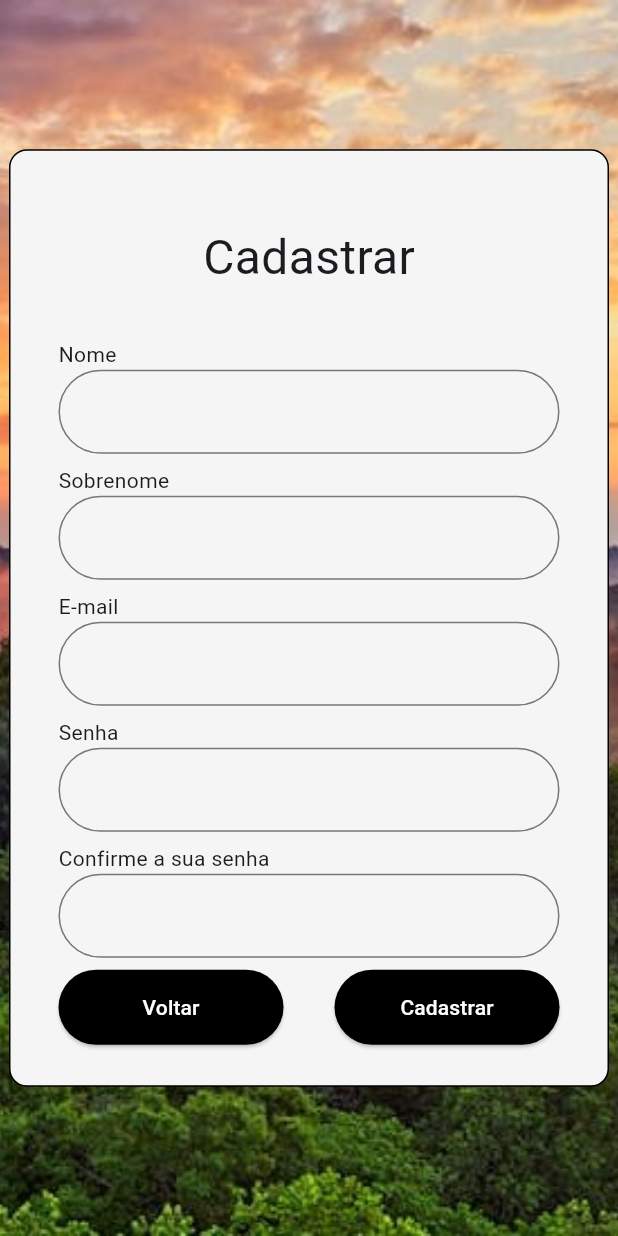
After one commit to vinicostaz/techfauna, a Flutter app: the Cadastro screen opened directly, on a phone screen of 412 x 824 dp. The commit adds this screen. Run offline on Flutter 3.47's test engine with Material 3 defaults, Android fonts, the phone set to English and light mode, and no system bars.

Commit message:
first commit

```diff
--- a/lib/main.dart
+++ b/lib/main.dart
@@ -1,4 +1,5 @@
 import 'package:flutter/material.dart';
+import 'package:techfauna/pages/login/cadastro.dart';
 import 'package:techfauna/pages/login/home_page.dart';
 
 void main() {
@@ -8,7 +9,6 @@ void main() {
 class MyApp extends StatelessWidget {
   const MyApp({super.key});
 
-
   @override
   Widget build(BuildContext context) {
     return const MaterialApp(
--- /dev/null
+++ b/lib/pages/login/cadastro.dart
@@ -0,0 +1,118 @@
+import 'package:flutter/material.dart';
+import 'home_page.dart';
+
+class Cadastro extends StatefulWidget {
+  const Cadastro({Key? key});
+
+  @override
+  State<Cadastro> createState() => _CadastroState();
+}
+
+class _CadastroState extends State<Cadastro> {
+  @override
+  Widget build(BuildContext context) {
+    return scaffoldCadastro();
+  }
+
+  Widget scaffoldCadastro() {
+    return Scaffold(
+      backgroundColor: const Color.fromRGBO(170, 213, 118, 1),
+      body: bodyCadastro(),
+    );
+  }
+
+  Widget bodyCadastro() {
+    return Stack(
+      children: [
+        Image.asset(
+          'assets/background.jpeg',
+          fit: BoxFit.cover,
+          height: double.infinity,
+          width: double.infinity,
+        ),
+        Center(
+          child: Container(
+            padding:
+                const EdgeInsets.only(left: 32, right: 32, top: 48, bottom: 8),
+            height: 625,
+            width: (400),
+            decoration: BoxDecoration(
+                border: Border.all(width: 1.0, color: Colors.black),
+                borderRadius: BorderRadius.circular(12),
+                color: Colors.grey[100]),
+            child: Column(
+              children: [
+                const Text("Cadastrar", style: TextStyle(fontSize: 32)),
+                const SizedBox(height: 32),
+                Column(crossAxisAlignment: CrossAxisAlignment.start, children: [
+                  Text('Nome'),
+                  TextFormField(
+                      decoration: const InputDecoration(
+                          border: OutlineInputBorder(
+                              borderRadius:
+                                  BorderRadius.all(Radius.circular(32))))),
+                  const SizedBox(height: 8),
+                  Text('Sobrenome'),
+                  TextFormField(
+                      decoration: const InputDecoration(
+                          border: OutlineInputBorder(
+                              borderRadius:
+                                  BorderRadius.all(Radius.circular(32))))),
+                  const SizedBox(height: 8),
+                  Text('E-mail'),
+                  TextFormField(
+                      decoration: const InputDecoration(
+                          border: OutlineInputBorder(
+                              borderRadius:
+                                  BorderRadius.all(Radius.circular(32))))),
+                  const SizedBox(height: 8),
+                  Text('Senha'),
+                  TextFormField(
+                      decoration: const InputDecoration(
+                          border: OutlineInputBorder(
+                              borderRadius:
+                                  BorderRadius.all(Radius.circular(32)))),
+                      obscureText: true),
+                  const SizedBox(height: 8),
+                  Text('Confirme a sua senha'),
+                  TextFormField(
+                      decoration: const InputDecoration(
+                          border: OutlineInputBorder(
+                              borderRadius:
+                                  BorderRadius.all(Radius.circular(32)))),
+                      obscureText: true),
+                  const SizedBox(height: 8),
+                  Row(
+                    mainAxisAlignment: MainAxisAlignment.spaceBetween,
+                    children: [
+                      ElevatedButton(
+                          style: ElevatedButton.styleFrom(
+                              fixedSize: const Size(150, 50),
+                              backgroundColor: Colors.black),
+                          onPressed: () {
+                            Navigator.push(
+                              context,
+                              MaterialPageRoute(builder: (context) => Login()),
+                            );
+                          },
+                          child: const Text("Voltar",
+                              style: TextStyle(color: Colors.white))),
+                      ElevatedButton(
+                          style: ElevatedButton.styleFrom(
+                              fixedSize: const Size(150, 50),
+                              backgroundColor: Colors.black),
+                          onPressed: () {},
+                          child: const Text("Cadastrar",
+                              style: TextStyle(color: Colors.white))),
+                    ],
+                  ),
+                  const SizedBox(height: 8)
+                ]),
+              ],
+            ),
+          ),
+        ),
+      ],
+    );
+  }
+}
--- a/lib/pages/login/home_page.dart
+++ b/lib/pages/login/home_page.dart
@@ -1,9 +1,8 @@
-
-
 import 'package:flutter/material.dart';
+import 'cadastro.dart';
 
 class Login extends StatefulWidget {
-  const Login({super.key});
+  const Login({Key? key});
 
   @override
   State<Login> createState() => _LoginState();
@@ -33,10 +32,14 @@ class _LoginState extends State<Login> {
         ),
         Center(
           child: Container(
-            padding: const EdgeInsets.only(left: 32, right: 32, top: 48, bottom: 8),
+            padding:
+                const EdgeInsets.only(left: 32, right: 32, top: 48, bottom: 8),
             height: 400,
             width: (400),
-            decoration: BoxDecoration(border: Border.all(width: 1.0, color: Colors.black), borderRadius: BorderRadius.circular(12), color: Colors.grey[100]),
+            decoration: BoxDecoration(
+                border: Border.all(width: 1.0, color: Colors.black),
+                borderRadius: BorderRadius.circular(12),
+                color: Colors.grey[100]),
             child: Column(
               children: [
                 const Text("Entrar", style: TextStyle(fontSize: 32)),
@@ -44,25 +47,47 @@ class _LoginState extends State<Login> {
                 Column(
                   crossAxisAlignment: CrossAxisAlignment.start,
                   children: [
-                    TextFormField(decoration: const InputDecoration(border: OutlineInputBorder(borderRadius: BorderRadius.all(Radius.circular(32))), labelText: "E-mail")),
+                    TextFormField(
+                        decoration: const InputDecoration(
+                            border: OutlineInputBorder(
+                                borderRadius:
+                                    BorderRadius.all(Radius.circular(32))),
+                            labelText: "E-mail")),
                     const SizedBox(height: 8),
-                    TextFormField(decoration: const InputDecoration(border: OutlineInputBorder(borderRadius: BorderRadius.all(Radius.circular(32))), labelText: "Senha"), obscureText: true),
+                    TextFormField(
+                        decoration: const InputDecoration(
+                            border: OutlineInputBorder(
+                                borderRadius:
+                                    BorderRadius.all(Radius.circular(32))),
+                            labelText: "Senha"),
+                        obscureText: true),
                     const SizedBox(height: 8),
-                    TextButton(onPressed: () {}, child: const Text("Esqueceu a senha?", style: TextStyle(color: Colors.blue))),
+                    TextButton(
+                        onPressed: () {},
+                        child: const Text("Esqueceu a senha?",
+                            style: TextStyle(color: Colors.blue))),
                     const SizedBox(height: 8),
                     ElevatedButton(
-                      style: ElevatedButton.styleFrom(fixedSize:  const Size(double.maxFinite, 50), backgroundColor: Colors.black),
-                      onPressed: () {},
-                      child: const Text("Login", style: TextStyle(color: Colors.white))
-                    ),
+                        style: ElevatedButton.styleFrom(
+                            fixedSize: const Size(double.maxFinite, 50),
+                            backgroundColor: Colors.black),
+                        onPressed: () {},
+                        child: const Text("Login",
+                            style: TextStyle(color: Colors.white))),
                     const SizedBox(height: 8),
-                    Row(
-                      mainAxisAlignment: MainAxisAlignment.center,
-                      children: [
-                        const Text("Não tem uma conta? "),
-                        TextButton(onPressed: () {}, child: const Text("Cadastre-se", style: TextStyle(color: Colors.blue))),
-                      ]
-                    ),
+                    Row(mainAxisAlignment: MainAxisAlignment.center, children: [
+                      const Text("Não tem uma conta? "),
+                      TextButton(
+                          onPressed: () {
+                            Navigator.push(
+                              context,
+                              MaterialPageRoute(
+                                  builder: (context) => Cadastro()),
+                            );
+                          },
+                          child: const Text("Cadastre-se",
+                              style: TextStyle(color: Colors.blue))),
+                    ]),
                   ],
                 ),
               ],
```
